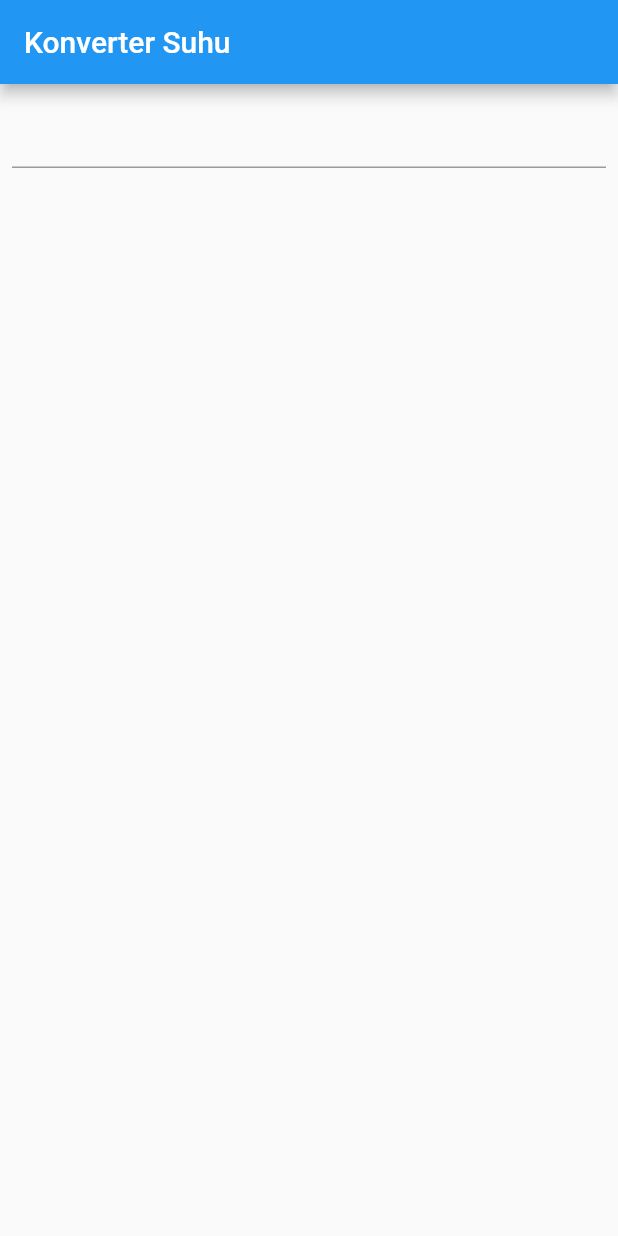
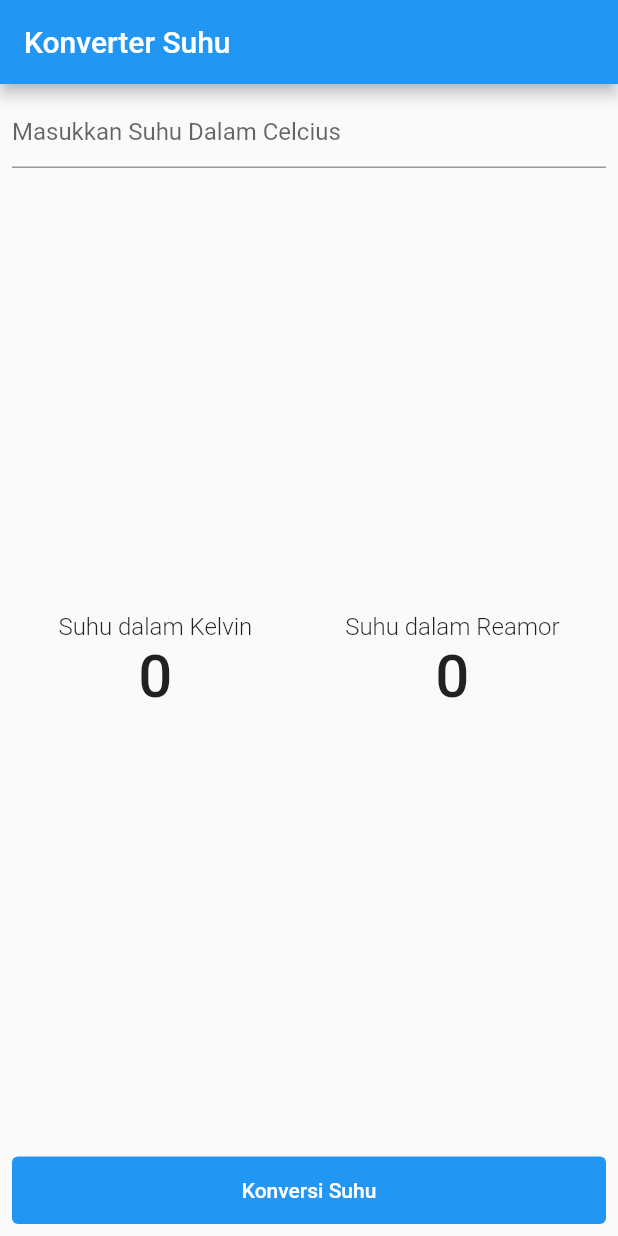
Before and after one commit to ilhamlutfiii/konversi_suhu, a Flutter app: the screen it shows after launch, on a phone screen of 412 x 824 dp. Run offline on Flutter 3.47's test engine with Material 2 defaults, Android fonts, the phone set to English and light mode, and no system bars.

Commit message:
two commit

```diff
--- a/lib/main.dart
+++ b/lib/main.dart
@@ -1,55 +1,115 @@
 import 'package:flutter/material.dart';
-import 'package:flutter/services.dart';
 
 void main() {
   runApp(const MyApp());
 }
 
-class MyApp extends StatelessWidget {
-  const MyApp({super.key});
+class MyApp extends StatefulWidget {
+  const MyApp({Key? key}) : super(key: key);
 
-  // This widget is the root of your application.
+  @override
+  State<MyApp> createState() => _MyAppState();
+}
+
+class _MyAppState extends State<MyApp> {
+  TextEditingController input = new TextEditingController();
+
+  num _inputUser = 0;
+  num _kelvin = 0;
+  num _reamur = 0;
+  void konversi() {
+    setState(() {
+      _inputUser = num.parse(input.text);
+      _kelvin = _inputUser + 273.15;
+      _reamur = _inputUser * (4 / 5);
+    });
+  }
+
   @override
   Widget build(BuildContext context) {
     return MaterialApp(
-      title: 'Flutter Demo',
+      debugShowCheckedModeBanner: false,
+      title: 'Konverter Suhu',
       theme: ThemeData(
-        // This is the theme of your application.
-        //
-        // Try running your application with "flutter run". You'll see the
-        // application has a blue toolbar. Then, without quitting the app, try
-        // changing the primarySwatch below to Colors.green and then invoke
-        // "hot reload" (press "r" in the console where you ran "flutter run",
-        // or simply save your changes to "hot reload" in a Flutter IDE).
-        // Notice that the counter didn't reset back to zero; the application
-        // is not restarted.
         primarySwatch: Colors.blue,
       ),
       home: Scaffold(
         appBar: AppBar(
-          title: Text("Konverter Suhu"),
+          title: const Text('Konverter Suhu'),
         ),
         body: Container(
-          margin: EdgeInsets.all(8),
-          child: TextFormField(),
-        ),
+            margin: const EdgeInsets.all(8),
+            child: Column(
+              mainAxisAlignment: MainAxisAlignment.spaceBetween,
+              children: [
+                TextFormField(
+                  controller: input,
+                  decoration: const InputDecoration(
+                      hintText: "Masukkan Suhu Dalam Celcius"),
+                  keyboardType: TextInputType.number,
+                ),
+                Row(
+                  mainAxisAlignment: MainAxisAlignment.spaceAround,
+                  children: [
+                    Column(
+                      children: [
+                        Text(
+                          "Suhu dalam Kelvin",
+                          style: TextStyle(
+                            fontSize: 16,
+                            fontWeight: FontWeight.w300,
+                          ),
+                        ),
+                        Text(
+                          "$_kelvin",
+                          style: TextStyle(
+                            fontSize: 40,
+                            fontWeight: FontWeight.w500,
+                          ),
+                        ),
+                      ],
+                    ),
+                    Column(
+                      children: [
+                        Text(
+                          "Suhu dalam Reamor",
+                          style: TextStyle(
+                            fontSize: 16,
+                            fontWeight: FontWeight.w300,
+                          ),
+                        ),
+                        Text(
+                          "$_reamur",
+                          style: TextStyle(
+                            fontSize: 40,
+                            fontWeight: FontWeight.w500,
+                          ),
+                        ),
+                      ],
+                    ),
+                  ],
+                ),
+                Container(
+                  width: 500,
+                  height: 45,
+                  child: TextButton(
+                    style: TextButton.styleFrom(backgroundColor: Colors.blue),
+                    onPressed: konversi,
+                    child: Text(
+                      "Konversi Suhu",
+                      style: TextStyle(color: Colors.white),
+                    ),
+                  ),
+                ),
+              ],
+            )),
       ),
     );
   }
 }
 
 class MyHomePage extends StatefulWidget {
-  const MyHomePage({super.key, required this.title});
-
-  // This widget is the home page of your application. It is stateful, meaning
-  // that it has a State object (defined below) that contains fields that affect
-  // how it looks.
-
-  // This class is the configuration for the state. It holds the values (in this
-  // case the title) provided by the parent (in this case the App widget) and
-  // used by the build method of the State. Fields in a Widget subclass are
-  // always marked "final".
-
+  const MyHomePage({Key? key, required this.title}) : super(key: key);
   final String title;
 
   @override
@@ -61,47 +121,18 @@ class _MyHomePageState extends State<MyHomePage> {
 
   void _incrementCounter() {
     setState(() {
-      // This call to setState tells the Flutter framework that something has
-      // changed in this State, which causes it to rerun the build method below
-      // so that the display can reflect the updated values. If we changed
-      // _counter without calling setState(), then the build method would not be
-      // called again, and so nothing would appear to happen.
       _counter++;
     });
   }
 
   @override
   Widget build(BuildContext context) {
-    // This method is rerun every time setState is called, for instance as done
-    // by the _incrementCounter method above.
-    //
-    // The Flutter framework has been optimized to make rerunning build methods
-    // fast, so that you can just rebuild anything that needs updating rather
-    // than having to individually change instances of widgets.
     return Scaffold(
       appBar: AppBar(
-        // Here we take the value from the MyHomePage object that was created by
-        // the App.build method, and use it to set our appbar title.
         title: Text(widget.title),
       ),
       body: Center(
-        // Center is a layout widget. It takes a single child and positions it
-        // in the middle of the parent.
         child: Column(
-          // Column is also a layout widget. It takes a list of children and
-          // arranges them vertically. By default, it sizes itself to fit its
-          // children horizontally, and tries to be as tall as its parent.
-          //
-          // Invoke "debug painting" (press "p" in the console, choose the
-          // "Toggle Debug Paint" action from the Flutter Inspector in Android
-          // Studio, or the "Toggle Debug Paint" command in Visual Studio Code)
-          // to see the wireframe for each widget.
-          //
-          // Column has various properties to control how it sizes itself and
-          // how it positions its children. Here we use mainAxisAlignment to
-          // center the children vertically; the main axis here is the vertical
-          // axis because Columns are vertical (the cross axis would be
-          // horizontal).
           mainAxisAlignment: MainAxisAlignment.center,
           children: <Widget>[
             const Text(
@@ -118,7 +149,7 @@ class _MyHomePageState extends State<MyHomePage> {
         onPressed: _incrementCounter,
         tooltip: 'Increment',
         child: const Icon(Icons.add),
-      ), // This trailing comma makes auto-formatting nicer for build methods.
+      ),
     );
   }
 }
```
Also changed, not shown: SS/awal.PNG (added), SS/hasil.PNG (added), 1 other file.
